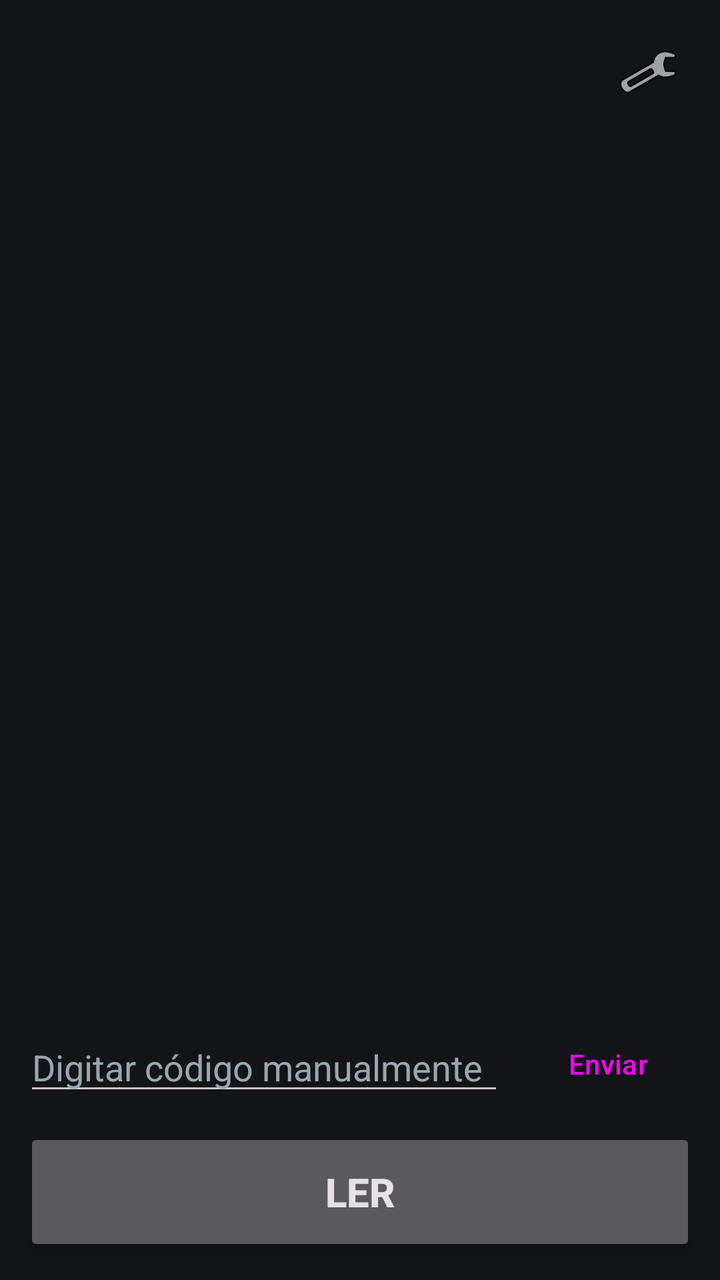
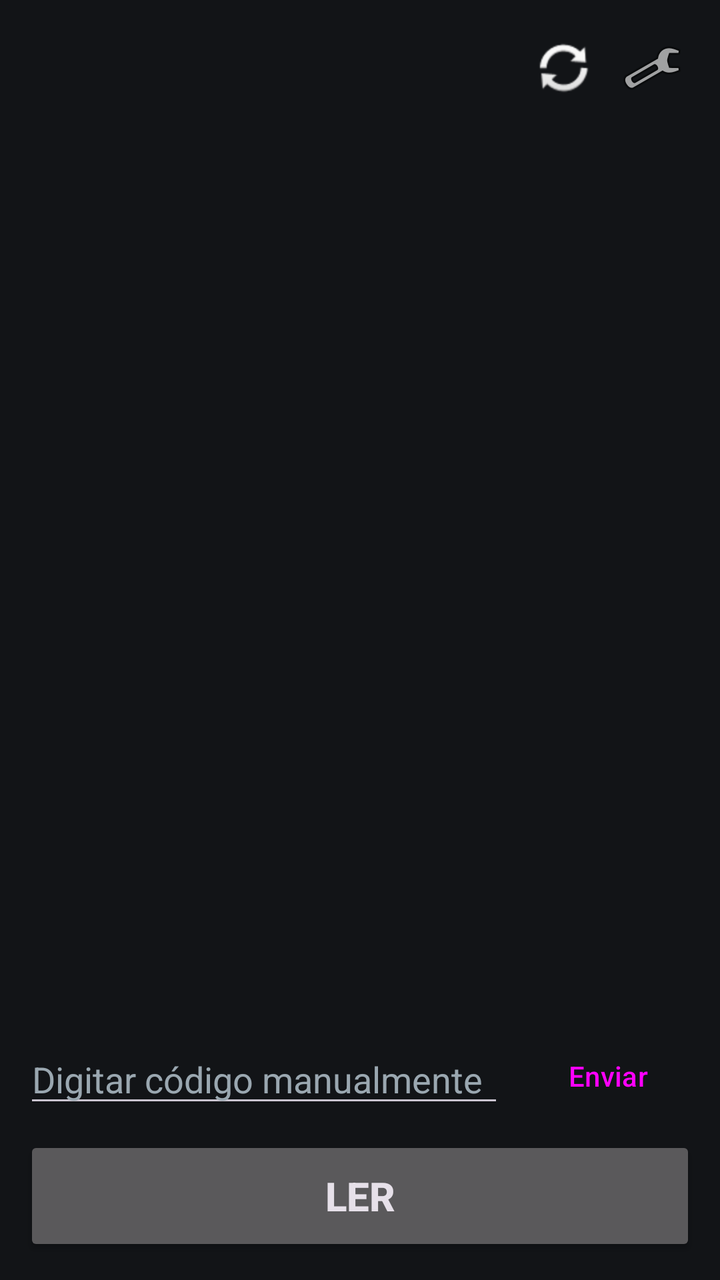

Before-and-after screenshots of an Android layout around one commit, followed by the original layout XML and the change that was made.
<!-- AndroidManifest.xml: application theme Theme.LeitorQBOX -->
<!-- res/layout/activity_main.xml -->
<?xml version="1.0" encoding="utf-8"?>
<LinearLayout xmlns:android="http://schemas.android.com/apk/res/android"
    android:layout_width="match_parent"
    android:layout_height="match_parent"
    android:background="@color/background"
    android:orientation="vertical"
    android:padding="12dp">

    <LinearLayout
        android:layout_width="match_parent"
        android:layout_height="wrap_content"
        android:gravity="center_vertical"
        android:orientation="horizontal">

        <LinearLayout
            android:layout_width="0dp"
            android:layout_height="wrap_content"
            android:layout_weight="1"
            android:orientation="vertical">

            <TextView
                android:id="@+id/tvHeader"
                android:layout_width="wrap_content"
                android:layout_height="wrap_content"
                android:textColor="@color/text_primary"
                android:textSize="18sp"
                android:textStyle="bold" />

            <TextView
                android:id="@+id/tvSubHeader"
                android:layout_width="wrap_content"
                android:layout_height="wrap_content"
                android:textColor="@color/text_secondary"
                android:textSize="13sp" />
        </LinearLayout>

        <ImageButton
            android:id="@+id/btnSettings"
            android:layout_width="48dp"
            android:layout_height="48dp"
            android:background="?attr/selectableItemBackgroundBorderless"
            android:contentDescription="Configurações"
            android:src="@android:drawable/ic_menu_preferences" />
    </LinearLayout>

    <LinearLayout
        android:id="@+id/resultPanel"
        android:layout_width="match_parent"
        android:layout_height="0dp"
        android:layout_marginTop="12dp"
        android:layout_weight="1"
        android:gravity="center"
        android:orientation="vertical"
        android:padding="16dp">

        <TextView
            android:id="@+id/tvResultTitle"
            android:layout_width="wrap_content"
            android:layout_height="wrap_content"
            android:gravity="center"
            android:textColor="@android:color/white"
            android:textSize="38sp"
            android:textStyle="bold" />

        <TextView
            android:id="@+id/tvResultDetail"
            android:layout_width="wrap_content"
            android:layout_height="wrap_content"
            android:layout_marginTop="12dp"
            android:gravity="center"
            android:textColor="@android:color/white"
            android:textSize="22sp" />

        <TextView
            android:id="@+id/tvResultExtra"
            android:layout_width="wrap_content"
            android:layout_height="wrap_content"
            android:layout_marginTop="8dp"
            android:gravity="center"
            android:textColor="#E0E0E0"
            android:textSize="16sp" />
    </LinearLayout>

    <TextView
        android:id="@+id/tvCounters"
        android:layout_width="wrap_content"
        android:layout_height="wrap_content"
        android:layout_marginTop="8dp"
        android:textColor="@color/text_primary"
        android:textSize="15sp"
        android:textStyle="bold" />

    <TextView
        android:id="@+id/tvHistory"
        android:layout_width="match_parent"
        android:layout_height="wrap_content"
        android:layout_marginTop="4dp"
        android:fontFamily="monospace"
        android:maxLines="6"
        android:textColor="@color/text_secondary"
        android:textSize="12sp" />

    <LinearLayout
        android:layout_width="match_parent"
        android:layout_height="wrap_content"
        android:layout_marginTop="8dp"
        android:gravity="center_vertical"
        android:orientation="horizontal">

        <EditText
            android:id="@+id/etManual"
            android:layout_width="0dp"
            android:layout_height="wrap_content"
            android:layout_weight="1"
            android:hint="Digitar código manualmente"
            android:imeOptions="actionSend"
            android:inputType="text|textNoSuggestions"
            android:singleLine="true"
            android:textColor="@color/text_primary"
            android:textColorHint="@color/text_secondary" />

        <Button
            android:id="@+id/btnSend"
            style="@style/Widget.Material3.Button.TonalButton"
            android:layout_width="wrap_content"
            android:layout_height="wrap_content"
            android:layout_marginStart="8dp"
            android:text="Enviar" />
    </LinearLayout>

    <Button
        android:id="@+id/btnScan"
        android:layout_width="match_parent"
        android:layout_height="64dp"
        android:layout_marginTop="8dp"
        android:text="LER"
        android:textSize="20sp"
        android:textStyle="bold" />
</LinearLayout>
<!-- resources referenced by this layout -->
<resources>
  <color name="background">#121417</color>
  <color name="text_primary">#FFFFFF</color>
  <color name="text_secondary">#9AA7B0</color>
  <style name="Theme.LeitorQBOX" parent="Theme.Material3.Dark.NoActionBar">
          <item name="android:statusBarColor">@color/background</item>
          <item name="android:navigationBarColor">@color/background</item>
          <item name="android:windowBackground">@color/background</item>
      </style>
</resources>

<!-- the commit's change to res/layout/activity_main.xml (unified diff, before → after) -->
@@ -1,5 +1,6 @@
 <?xml version="1.0" encoding="utf-8"?>
 <LinearLayout xmlns:android="http://schemas.android.com/apk/res/android"
+    xmlns:app="http://schemas.android.com/apk/res-auto"
     android:layout_width="match_parent"
     android:layout_height="match_parent"
     android:background="@color/background"
@@ -12,42 +13,73 @@
         android:gravity="center_vertical"
         android:orientation="horizontal">
 
-        <LinearLayout
+        <TextView
+            android:id="@+id/tvEvent"
             android:layout_width="0dp"
             android:layout_height="wrap_content"
             android:layout_weight="1"
-            android:orientation="vertical">
+            android:background="?attr/selectableItemBackground"
+            android:paddingVertical="6dp"
+            android:textColor="@color/text_primary"
+            android:textSize="19sp"
+            android:textStyle="bold" />
 
-            <TextView
-                android:id="@+id/tvHeader"
-                android:layout_width="wrap_content"
-                android:layout_height="wrap_content"
-                android:textColor="@color/text_primary"
-                android:textSize="18sp"
-                android:textStyle="bold" />
-
-            <TextView
-                android:id="@+id/tvSubHeader"
-                android:layout_width="wrap_content"
-                android:layout_height="wrap_content"
-                android:textColor="@color/text_secondary"
-                android:textSize="13sp" />
-        </LinearLayout>
+        <ImageButton
+            android:id="@+id/btnSync"
+            android:layout_width="44dp"
+            android:layout_height="44dp"
+            android:background="?attr/selectableItemBackgroundBorderless"
+            android:contentDescription="Sincronizar com o Q-Box"
+            android:src="@android:drawable/ic_popup_sync" />
 
         <ImageButton
             android:id="@+id/btnSettings"
-            android:layout_width="48dp"
-            android:layout_height="48dp"
+            android:layout_width="44dp"
+            android:layout_height="44dp"
             android:background="?attr/selectableItemBackgroundBorderless"
             android:contentDescription="Configurações"
             android:src="@android:drawable/ic_menu_preferences" />
     </LinearLayout>
 
+    <TextView
+        android:id="@+id/tvHeader"
+        android:layout_width="match_parent"
+        android:layout_height="wrap_content"
+        android:textColor="@color/text_secondary"
+        android:textSize="12sp" />
+
+    <TextView
+        android:id="@+id/tvSync"
+        android:layout_width="match_parent"
+        android:layout_height="wrap_content"
+        android:layout_marginTop="2dp"
+        android:maxLines="2"
+        android:textSize="12sp" />
+
+    <HorizontalScrollView
+        android:layout_width="match_parent"
+        android:layout_height="wrap_content"
+        android:layout_marginTop="4dp"
+        android:scrollbars="none">
+
+        <com.google.android.material.chip.ChipGroup
+            android:id="@+id/chipSectors"
+            android:layout_width="wrap_content"
+            android:layout_height="wrap_content"
+            app:singleLine="true" />
+    </HorizontalScrollView>
+
+    <TextView
+        android:id="@+id/tvSectorsHint"
+        android:layout_width="match_parent"
+        android:layout_height="wrap_content"
+        android:textSize="12sp" />
+
     <LinearLayout
         android:id="@+id/resultPanel"
         android:layout_width="match_parent"
         android:layout_height="0dp"
-        android:layout_marginTop="12dp"
+        android:layout_marginTop="8dp"
         android:layout_weight="1"
         android:gravity="center"
         android:orientation="vertical"
@@ -59,7 +91,7 @@
             android:layout_height="wrap_content"
             android:gravity="center"
             android:textColor="@android:color/white"
-            android:textSize="38sp"
+            android:textSize="36sp"
             android:textStyle="bold" />
 
         <TextView
@@ -78,7 +110,7 @@
             android:layout_marginTop="8dp"
             android:gravity="center"
             android:textColor="#E0E0E0"
-            android:textSize="16sp" />
+            android:textSize="15sp" />
     </LinearLayout>
 
     <TextView
@@ -96,14 +128,14 @@
         android:layout_height="wrap_content"
         android:layout_marginTop="4dp"
         android:fontFamily="monospace"
-        android:maxLines="6"
+        android:maxLines="5"
         android:textColor="@color/text_secondary"
         android:textSize="12sp" />
 
     <LinearLayout
         android:layout_width="match_parent"
         android:layout_height="wrap_content"
-        android:layout_marginTop="8dp"
+        android:layout_marginTop="6dp"
         android:gravity="center_vertical"
         android:orientation="horizontal">
 
@@ -131,8 +163,8 @@
     <Button
         android:id="@+id/btnScan"
         android:layout_width="match_parent"
-        android:layout_height="64dp"
-        android:layout_marginTop="8dp"
+        android:layout_height="60dp"
+        android:layout_marginTop="6dp"
         android:text="LER"
         android:textSize="20sp"
         android:textStyle="bold" />
